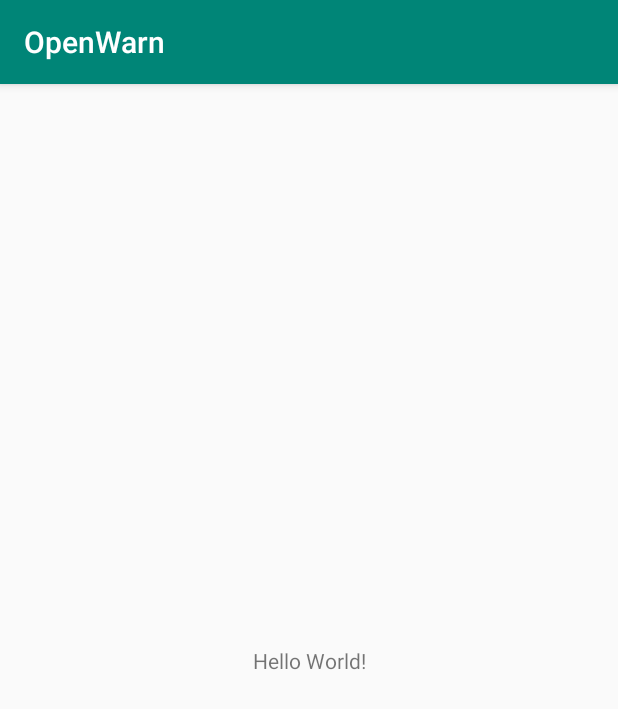
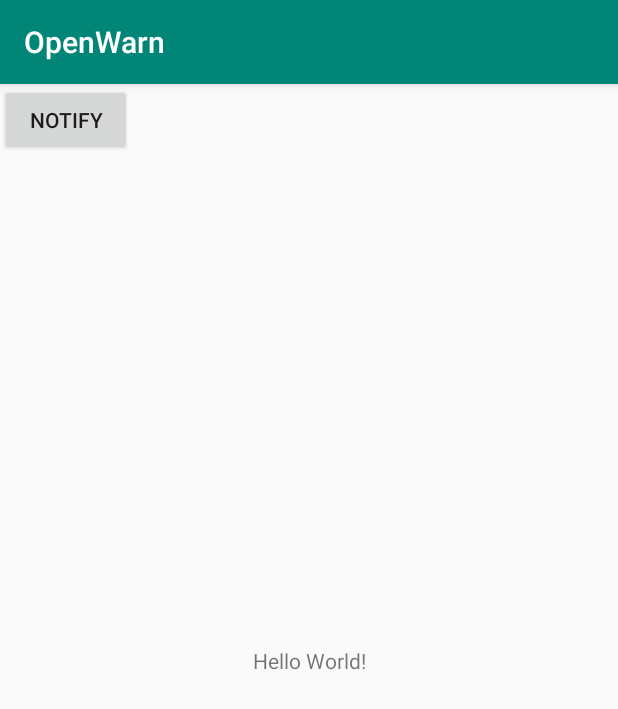
Before and after one commit to CCCAC/OpenWarn-App, an Android app: the screen it shows after launch (MainActivity), on a phone screen of 412 x 824 dp. Shown: the top 709 px of the screen. Run offline under Robolectric (Android 15) with nearby library versions, the phone set to English and light mode, and no system bars.

Commit message:
create app with button and dummy notification

```diff
--- a/app/src/main/AndroidManifest.xml
+++ b/app/src/main/AndroidManifest.xml
@@ -1,6 +1,6 @@
 <?xml version="1.0" encoding="utf-8"?>
 <manifest xmlns:android="http://schemas.android.com/apk/res/android"
-    package="de.harryr.openwarn" >
+    package="de.harryr.openwarn">
 
     <application
         android:allowBackup="true"
@@ -8,8 +8,8 @@
         android:label="@string/app_name"
         android:roundIcon="@mipmap/ic_launcher_round"
         android:supportsRtl="true"
-        android:theme="@style/AppTheme" >
-        <activity android:name=".MainActivity" >
+        android:theme="@style/AppTheme">
+        <activity android:name=".MainActivity">
             <intent-filter>
                 <action android:name="android.intent.action.MAIN" />
 
--- a/app/src/main/java/de/harryr/openwarn/MainActivity.java
+++ b/app/src/main/java/de/harryr/openwarn/MainActivity.java
@@ -1,7 +1,16 @@
 package de.harryr.openwarn;
 
 import androidx.appcompat.app.AppCompatActivity;
+import androidx.core.app.NotificationCompat;
+import androidx.core.app.NotificationManagerCompat;
+
+import android.app.NotificationChannel;
+import android.app.NotificationManager;
+import android.os.Build;
 import android.os.Bundle;
+import android.view.View;
+import android.widget.Button;
+
 
 public class MainActivity extends AppCompatActivity {
 
@@ -9,5 +18,44 @@ public class MainActivity extends AppCompatActivity {
     protected void onCreate(Bundle savedInstanceState) {
         super.onCreate(savedInstanceState);
         setContentView(R.layout.activity_main);
+        createNotificationChannel();
+
+        // test notification button
+        final Button button = findViewById(R.id.btn_notify);
+        button.setOnClickListener(new View.OnClickListener() {
+            /**
+             * on Click listener for the test notification button. Just creates and sows a test notification
+             * @param v the current view
+             */
+            public void onClick(View v) {
+                NotificationCompat.Builder builder = new NotificationCompat.Builder(getApplicationContext(), "42")
+                        .setContentTitle("title")
+                        .setContentText("text")
+                        .setSmallIcon(R.drawable.ic_launcher_background)
+                        .setPriority(NotificationCompat.PRIORITY_DEFAULT);
+
+                NotificationManagerCompat notificationManager = NotificationManagerCompat.from(getApplicationContext());
+                notificationManager.notify(42, builder.build());
+            }
+        });
+
     }
+
+    /**
+     * Creates a notification channel, which is needed to send notifications to Android 8 and above
+     * See: https://developer.android.com/training/notify-user/build-notification#java
+     */
+    private void createNotificationChannel() {
+        if (Build.VERSION.SDK_INT >= Build.VERSION_CODES.O) {
+            String ch_name = getString(R.string.channel_name);
+            String ch_desc = getString(R.string.channel_description);
+            int ch_importance = NotificationManager.IMPORTANCE_DEFAULT;
+            NotificationChannel channel = new NotificationChannel("42", ch_name, ch_importance);
+            channel.setDescription(ch_desc);
+            // register to system, changes not possible anymore
+            NotificationManager notificationManager = getSystemService(NotificationManager.class);
+            notificationManager.createNotificationChannel(channel);
+        }
+    }
+
 }
--- a/app/src/main/res/drawable/ic_launcher_background.xml
+++ b/app/src/main/res/drawable/ic_launcher_background.xml
@@ -1,74 +1,170 @@
 <?xml version="1.0" encoding="utf-8"?>
-<vector
+<vector xmlns:android="http://schemas.android.com/apk/res/android"
+    android:width="108dp"
     android:height="108dp"
-    android:width="108dp"
-    android:viewportHeight="108"
     android:viewportWidth="108"
-    xmlns:android="http://schemas.android.com/apk/res/android">
-    <path android:fillColor="#008577"
-          android:pathData="M0,0h108v108h-108z"/>
-    <path android:fillColor="#00000000" android:pathData="M9,0L9,108"
-          android:strokeColor="#33FFFFFF" android:strokeWidth="0.8"/>
-    <path android:fillColor="#00000000" android:pathData="M19,0L19,108"
-          android:strokeColor="#33FFFFFF" android:strokeWidth="0.8"/>
-    <path android:fillColor="#00000000" android:pathData="M29,0L29,108"
-          android:strokeColor="#33FFFFFF" android:strokeWidth="0.8"/>
-    <path android:fillColor="#00000000" android:pathData="M39,0L39,108"
-          android:strokeColor="#33FFFFFF" android:strokeWidth="0.8"/>
-    <path android:fillColor="#00000000" android:pathData="M49,0L49,108"
-          android:strokeColor="#33FFFFFF" android:strokeWidth="0.8"/>
-    <path android:fillColor="#00000000" android:pathData="M59,0L59,108"
-          android:strokeColor="#33FFFFFF" android:strokeWidth="0.8"/>
-    <path android:fillColor="#00000000" android:pathData="M69,0L69,108"
-          android:strokeColor="#33FFFFFF" android:strokeWidth="0.8"/>
-    <path android:fillColor="#00000000" android:pathData="M79,0L79,108"
-          android:strokeColor="#33FFFFFF" android:strokeWidth="0.8"/>
-    <path android:fillColor="#00000000" android:pathData="M89,0L89,108"
-          android:strokeColor="#33FFFFFF" android:strokeWidth="0.8"/>
-    <path android:fillColor="#00000000" android:pathData="M99,0L99,108"
-          android:strokeColor="#33FFFFFF" android:strokeWidth="0.8"/>
-    <path android:fillColor="#00000000" android:pathData="M0,9L108,9"
-          android:strokeColor="#33FFFFFF" android:strokeWidth="0.8"/>
-    <path android:fillColor="#00000000" android:pathData="M0,19L108,19"
-          android:strokeColor="#33FFFFFF" android:strokeWidth="0.8"/>
-    <path android:fillColor="#00000000" android:pathData="M0,29L108,29"
-          android:strokeColor="#33FFFFFF" android:strokeWidth="0.8"/>
-    <path android:fillColor="#00000000" android:pathData="M0,39L108,39"
-          android:strokeColor="#33FFFFFF" android:strokeWidth="0.8"/>
-    <path android:fillColor="#00000000" android:pathData="M0,49L108,49"
-          android:strokeColor="#33FFFFFF" android:strokeWidth="0.8"/>
-    <path android:fillColor="#00000000" android:pathData="M0,59L108,59"
-          android:strokeColor="#33FFFFFF" android:strokeWidth="0.8"/>
-    <path android:fillColor="#00000000" android:pathData="M0,69L108,69"
-          android:strokeColor="#33FFFFFF" android:strokeWidth="0.8"/>
-    <path android:fillColor="#00000000" android:pathData="M0,79L108,79"
-          android:strokeColor="#33FFFFFF" android:strokeWidth="0.8"/>
-    <path android:fillColor="#00000000" android:pathData="M0,89L108,89"
-          android:strokeColor="#33FFFFFF" android:strokeWidth="0.8"/>
-    <path android:fillColor="#00000000" android:pathData="M0,99L108,99"
-          android:strokeColor="#33FFFFFF" android:strokeWidth="0.8"/>
-    <path android:fillColor="#00000000" android:pathData="M19,29L89,29"
-          android:strokeColor="#33FFFFFF" android:strokeWidth="0.8"/>
-    <path android:fillColor="#00000000" android:pathData="M19,39L89,39"
-          android:strokeColor="#33FFFFFF" android:strokeWidth="0.8"/>
-    <path android:fillColor="#00000000" android:pathData="M19,49L89,49"
-          android:strokeColor="#33FFFFFF" android:strokeWidth="0.8"/>
-    <path android:fillColor="#00000000" android:pathData="M19,59L89,59"
-          android:strokeColor="#33FFFFFF" android:strokeWidth="0.8"/>
-    <path android:fillColor="#00000000" android:pathData="M19,69L89,69"
-          android:strokeColor="#33FFFFFF" android:strokeWidth="0.8"/>
-    <path android:fillColor="#00000000" android:pathData="M19,79L89,79"
-          android:strokeColor="#33FFFFFF" android:strokeWidth="0.8"/>
-    <path android:fillColor="#00000000" android:pathData="M29,19L29,89"
-          android:strokeColor="#33FFFFFF" android:strokeWidth="0.8"/>
-    <path android:fillColor="#00000000" android:pathData="M39,19L39,89"
-          android:strokeColor="#33FFFFFF" android:strokeWidth="0.8"/>
-    <path android:fillColor="#00000000" android:pathData="M49,19L49,89"
-          android:strokeColor="#33FFFFFF" android:strokeWidth="0.8"/>
-    <path android:fillColor="#00000000" android:pathData="M59,19L59,89"
-          android:strokeColor="#33FFFFFF" android:strokeWidth="0.8"/>
-    <path android:fillColor="#00000000" android:pathData="M69,19L69,89"
-          android:strokeColor="#33FFFFFF" android:strokeWidth="0.8"/>
-    <path android:fillColor="#00000000" android:pathData="M79,19L79,89"
-          android:strokeColor="#33FFFFFF" android:strokeWidth="0.8"/>
+    android:viewportHeight="108">
+    <path
+        android:fillColor="#008577"
+        android:pathData="M0,0h108v108h-108z" />
+    <path
+        android:fillColor="#00000000"
+        android:pathData="M9,0L9,108"
+        android:strokeWidth="0.8"
+        android:strokeColor="#33FFFFFF" />
+    <path
+        android:fillColor="#00000000"
+        android:pathData="M19,0L19,108"
+        android:strokeWidth="0.8"
+        android:strokeColor="#33FFFFFF" />
+    <path
+        android:fillColor="#00000000"
+        android:pathData="M29,0L29,108"
+        android:strokeWidth="0.8"
+        android:strokeColor="#33FFFFFF" />
+    <path
+        android:fillColor="#00000000"
+        android:pathData="M39,0L39,108"
+        android:strokeWidth="0.8"
+        android:strokeColor="#33FFFFFF" />
+    <path
+        android:fillColor="#00000000"
+        android:pathData="M49,0L49,108"
+        android:strokeWidth="0.8"
+        android:strokeColor="#33FFFFFF" />
+    <path
+        android:fillColor="#00000000"
+        android:pathData="M59,0L59,108"
+        android:strokeWidth="0.8"
+        android:strokeColor="#33FFFFFF" />
+    <path
+        android:fillColor="#00000000"
+        android:pathData="M69,0L69,108"
+        android:strokeWidth="0.8"
+        android:strokeColor="#33FFFFFF" />
+    <path
+        android:fillColor="#00000000"
+        android:pathData="M79,0L79,108"
+        android:strokeWidth="0.8"
+        android:strokeColor="#33FFFFFF" />
+    <path
+        android:fillColor="#00000000"
+        android:pathData="M89,0L89,108"
+        android:strokeWidth="0.8"
+        android:strokeColor="#33FFFFFF" />
+    <path
+        android:fillColor="#00000000"
+        android:pathData="M99,0L99,108"
+        android:strokeWidth="0.8"
+        android:strokeColor="#33FFFFFF" />
+    <path
+        android:fillColor="#00000000"
+        android:pathData="M0,9L108,9"
+        android:strokeWidth="0.8"
+        android:strokeColor="#33FFFFFF" />
+    <path
+        android:fillColor="#00000000"
+        android:pathData="M0,19L108,19"
+        android:strokeWidth="0.8"
+        android:strokeColor="#33FFFFFF" />
+    <path
+        android:fillColor="#00000000"
+        android:pathData="M0,29L108,29"
+        android:strokeWidth="0.8"
+        android:strokeColor="#33FFFFFF" />
+    <path
+        android:fillColor="#00000000"
+        android:pathData="M0,39L108,39"
+        android:strokeWidth="0.8"
+        android:strokeColor="#33FFFFFF" />
+    <path
+        android:fillColor="#00000000"
+        android:pathData="M0,49L108,49"
+        android:strokeWidth="0.8"
+        android:strokeColor="#33FFFFFF" />
+    <path
+        android:fillColor="#00000000"
+        android:pathData="M0,59L108,59"
+        android:strokeWidth="0.8"
+        android:strokeColor="#33FFFFFF" />
+    <path
+        android:fillColor="#00000000"
+        android:pathData="M0,69L108,69"
+        android:strokeWidth="0.8"
+        android:strokeColor="#33FFFFFF" />
+    <path
+        android:fillColor="#00000000"
+        android:pathData="M0,79L108,79"
+        android:strokeWidth="0.8"
+        android:strokeColor="#33FFFFFF" />
+    <path
+        android:fillColor="#00000000"
+        android:pathData="M0,89L108,89"
+        android:strokeWidth="0.8"
+        android:strokeColor="#33FFFFFF" />
+    <path
+        android:fillColor="#00000000"
+        android:pathData="M0,99L108,99"
+        android:strokeWidth="0.8"
+        android:strokeColor="#33FFFFFF" />
+    <path
+        android:fillColor="#00000000"
+        android:pathData="M19,29L89,29"
+        android:strokeWidth="0.8"
+        android:strokeColor="#33FFFFFF" />
+    <path
+        android:fillColor="#00000000"
+        android:pathData="M19,39L89,39"
+        android:strokeWidth="0.8"
+        android:strokeColor="#33FFFFFF" />
+    <path
+        android:fillColor="#00000000"
+        android:pathData="M19,49L89,49"
+        android:strokeWidth="0.8"
+        android:strokeColor="#33FFFFFF" />
+    <path
+        android:fillColor="#00000000"
+        android:pathData="M19,59L89,59"
+        android:strokeWidth="0.8"
+        android:strokeColor="#33FFFFFF" />
+    <path
+        android:fillColor="#00000000"
+        android:pathData="M19,69L89,69"
+        android:strokeWidth="0.8"
+        android:strokeColor="#33FFFFFF" />
+    <path
+        android:fillColor="#00000000"
+        android:pathData="M19,79L89,79"
+        android:strokeWidth="0.8"
+        android:strokeColor="#33FFFFFF" />
+    <path
+        android:fillColor="#00000000"
+        android:pathData="M29,19L29,89"
+        android:strokeWidth="0.8"
+        android:strokeColor="#33FFFFFF" />
+    <path
+        android:fillColor="#00000000"
+        android:pathData="M39,19L39,89"
+        android:strokeWidth="0.8"
+        android:strokeColor="#33FFFFFF" />
+    <path
+        android:fillColor="#00000000"
+        android:pathData="M49,19L49,89"
+        android:strokeWidth="0.8"
+        android:strokeColor="#33FFFFFF" />
+    <path
+        android:fillColor="#00000000"
+        android:pathData="M59,19L59,89"
+        android:strokeWidth="0.8"
+        android:strokeColor="#33FFFFFF" />
+    <path
+        android:fillColor="#00000000"
+        android:pathData="M69,19L69,89"
+        android:strokeWidth="0.8"
+        android:strokeColor="#33FFFFFF" />
+    <path
+        android:fillColor="#00000000"
+        android:pathData="M79,19L79,89"
+        android:strokeWidth="0.8"
+        android:strokeColor="#33FFFFFF" />
 </vector>
--- a/app/src/main/res/layout/activity_main.xml
+++ b/app/src/main/res/layout/activity_main.xml
@@ -1,8 +1,7 @@
 <?xml version="1.0" encoding="utf-8"?>
-<androidx.constraintlayout.widget.ConstraintLayout
-    xmlns:android="http://schemas.android.com/apk/res/android"
+<androidx.constraintlayout.widget.ConstraintLayout xmlns:android="http://schemas.android.com/apk/res/android"
+    xmlns:app="http://schemas.android.com/apk/res-auto"
     xmlns:tools="http://schemas.android.com/tools"
-    xmlns:app="http://schemas.android.com/apk/res-auto"
     android:layout_width="match_parent"
     android:layout_height="match_parent"
     tools:context=".MainActivity">
@@ -16,4 +15,10 @@
         app:layout_constraintRight_toRightOf="parent"
         app:layout_constraintTop_toTopOf="parent" />
 
+    <Button
+        android:layout_width="wrap_content"
+        android:layout_height="wrap_content"
+        android:text="notify"
+        android:id="@+id/btn_notify"/>
+
 </androidx.constraintlayout.widget.ConstraintLayout>
--- a/app/src/main/res/mipmap-anydpi-v26/ic_launcher.xml
+++ b/app/src/main/res/mipmap-anydpi-v26/ic_launcher.xml
@@ -1,5 +1,5 @@
 <?xml version="1.0" encoding="utf-8"?>
 <adaptive-icon xmlns:android="http://schemas.android.com/apk/res/android">
-    <background android:drawable="@drawable/ic_launcher_background"/>
-    <foreground android:drawable="@drawable/ic_launcher_foreground"/>
+    <background android:drawable="@drawable/ic_launcher_background" />
+    <foreground android:drawable="@drawable/ic_launcher_foreground" />
 </adaptive-icon>
--- a/app/src/main/res/mipmap-anydpi-v26/ic_launcher_round.xml
+++ b/app/src/main/res/mipmap-anydpi-v26/ic_launcher_round.xml
@@ -1,5 +1,5 @@
 <?xml version="1.0" encoding="utf-8"?>
 <adaptive-icon xmlns:android="http://schemas.android.com/apk/res/android">
-    <background android:drawable="@drawable/ic_launcher_background"/>
-    <foreground android:drawable="@drawable/ic_launcher_foreground"/>
+    <background android:drawable="@drawable/ic_launcher_background" />
+    <foreground android:drawable="@drawable/ic_launcher_foreground" />
 </adaptive-icon>
--- a/app/src/main/res/values/strings.xml
+++ b/app/src/main/res/values/strings.xml
@@ -1,3 +1,5 @@
 <resources>
     <string name="app_name">OpenWarn</string>
+    <string name="channel_name">test_channel</string>
+    <string name="channel_description">test_channel_descr</string>
 </resources>
--- a/gradle.properties
+++ b/gradle.properties
@@ -1,21 +1,16 @@
 # Project-wide Gradle settings.
-
 # IDE (e.g. Android Studio) users:
 # Gradle settings configured through the IDE *will override*
 # any settings specified in this file.
-
 # For more details on how to configure your build environment visit
 # http://www.gradle.org/docs/current/userguide/build_environment.html
-
 # Specifies the JVM arguments used for the daemon process.
 # The setting is particularly useful for tweaking memory settings.
 org.gradle.jvmargs=-Xmx1536m
-
 # When configured, Gradle will run in incubating parallel mode.
 # This option should only be used with decoupled projects. More details, visit
 # http://www.gradle.org/docs/current/userguide/multi_project_builds.html#sec:decoupled_projects
 # org.gradle.parallel=true
-
 # AndroidX package structure to make it clearer which packages are bundled with the
 # Android operating system, and which are packaged with your app's APK
 # https://developer.android.com/topic/libraries/support-library/androidx-rn
```
Also changed, not shown: app/build.gradle (+4 -3 lines), app/src/main/res/drawable-v24/ic_launcher_foreground.xml (+6 -6 lines), 2 other files.
